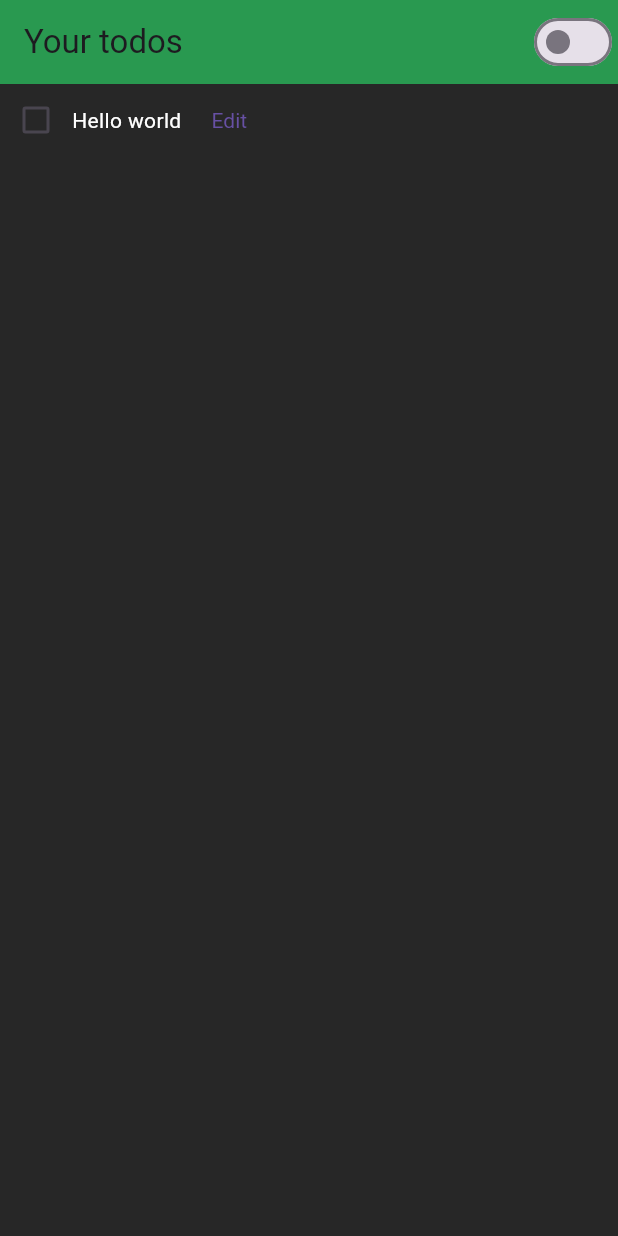
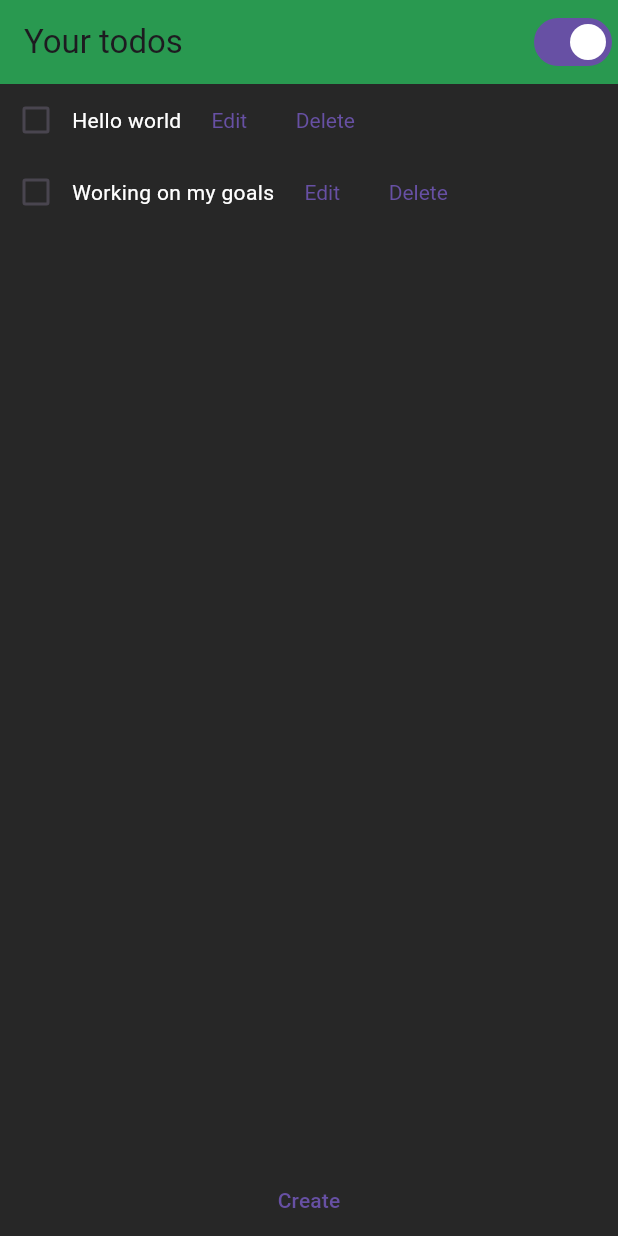
Before and after one commit to valyriouc/Todo, a Flutter app: the screen it shows after launch, on a phone screen of 412 x 824 dp. Run offline on Flutter 3.47's test engine with Material 3 defaults, Android fonts, the phone set to English and light mode, and no system bars.

Commit message:
Starting with the create and edit functionality

```diff
--- a/todoer/lib/main.dart
+++ b/todoer/lib/main.dart
@@ -5,7 +5,7 @@ import 'package:todoer/viewmodels.dart';
 void main() {
     runApp(
       MultiProvider(providers: [
-        ChangeNotifierProvider(create: (_) => TodoViewModel(models: <TodoModel> [ TodoModel(title: "Hello world")])),
+        ChangeNotifierProvider(create: (_) => TodoViewModel(models: <TodoModel> [ TodoModel(title: "Hello world"), TodoModel(title: "Working on my goals")])),
         ChangeNotifierProvider(create: (_) => ThemeViewModel(model: ThemeModel()))
       ],
       child: const MainApp())
@@ -37,9 +37,10 @@ class TodoView extends StatelessWidget {
             title: const Text("Your todos"),
             backgroundColor: themeModel.barColor,
             actions: [
-              Switch(value: themeModel.currentTheme, onChanged: (value) => themeModel.changeTheme())
+              Switch(value: themeModel.currentTheme, onChanged: (value) => themeModel.changeTheme()),
             ],
           ),
+          bottomNavigationBar: const TodoBottomBar(),
           backgroundColor: themeModel.mainColor,
           body: ListView.builder(
               itemCount: viewModel.models.length,
@@ -62,7 +63,12 @@ class TodoView extends StatelessWidget {
                     onPressed: () => Navigator.push(
                       context,
                       MaterialPageRoute(
-                        builder: (context) => const EditTodoView())),)
+                        builder: (context) => const EditTodoView()))),
+                  TextButton(
+                    style: ButtonStyle(textStyle: WidgetStatePropertyAll(TextStyle(color: themeModel.textColor))),
+                    child: const Text("Delete"),
+                    onPressed: () => viewModel.deleteTodo(viewModel.models[item].id)
+                  )
                 ]);
               }
             )
@@ -72,9 +78,45 @@ class TodoView extends StatelessWidget {
   }
 }
 
+class TodoBottomBar extends StatelessWidget {
+  const TodoBottomBar({super.key});
+
+  @override
+  Widget build(BuildContext context) {
+    return TextButton(
+        child: const Text("Create"),
+        onPressed: () => { Navigator.push(context, MaterialPageRoute(builder: (context) => const CreateTodoView()))},
+      );
+  }
+
+}
+
+class CreateTodoView extends StatelessWidget {
+  const CreateTodoView({super.key});
+
+  @override
+  Widget build(BuildContext context) {
+    return Consumer<ThemeViewModel>(
+      builder: (context, themeModel, child) {
+        return Scaffold(
+          appBar: AppBar(
+            title: const Text("Creating"),
+            backgroundColor: themeModel.barColor,
+          ),
+          backgroundColor: themeModel.mainColor,
+          body: Center(
+            child: Text(
+              "Coming soon...",
+              style: TextStyle(
+                color: themeModel.textColor)))
+        );
+      }
+    );
+  }
+}
+
 class EditTodoView extends StatelessWidget {
   const EditTodoView({super.key});
-
   @override
   Widget build(BuildContext context) {
     return Consumer<ThemeViewModel>(
--- a/todoer/lib/viewmodels.dart
+++ b/todoer/lib/viewmodels.dart
@@ -2,13 +2,18 @@
 import 'package:flutter/material.dart';
 
 class TodoModel {
+  static int instanceCount = 0;
+
+  int _id;
   bool _isDone;
   String _title;
 
   TodoModel({required String title, bool isDone=false})
     : _title = title,
-    _isDone = isDone;
+    _isDone = isDone,
+    _id = ++instanceCount;
 
+  int get id => _id;
   String get title => _title;
   bool get isDone => _isDone;
 
@@ -41,6 +46,11 @@ class TodoViewModel with ChangeNotifier {
     notifyListeners();
   }
 
+  void deleteTodo(int id) {
+    _models.removeWhere((element) => element.id == id);
+    notifyListeners();
+  }
+
   List<TodoModel> get models => _models;
 }
 
@@ -52,7 +62,7 @@ class ThemeModel {
 
   bool currentTheme;
 
-  ThemeModel() : currentTheme = false;
+  ThemeModel() : currentTheme = true;
 }
 
 class ThemeViewModel with ChangeNotifier {
```
